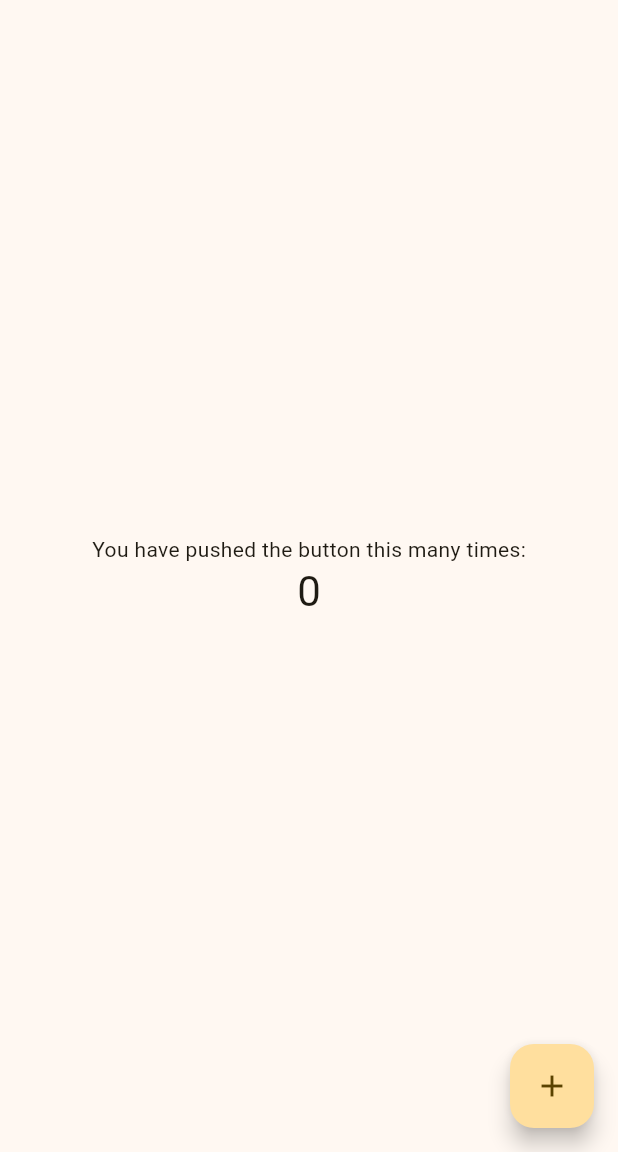
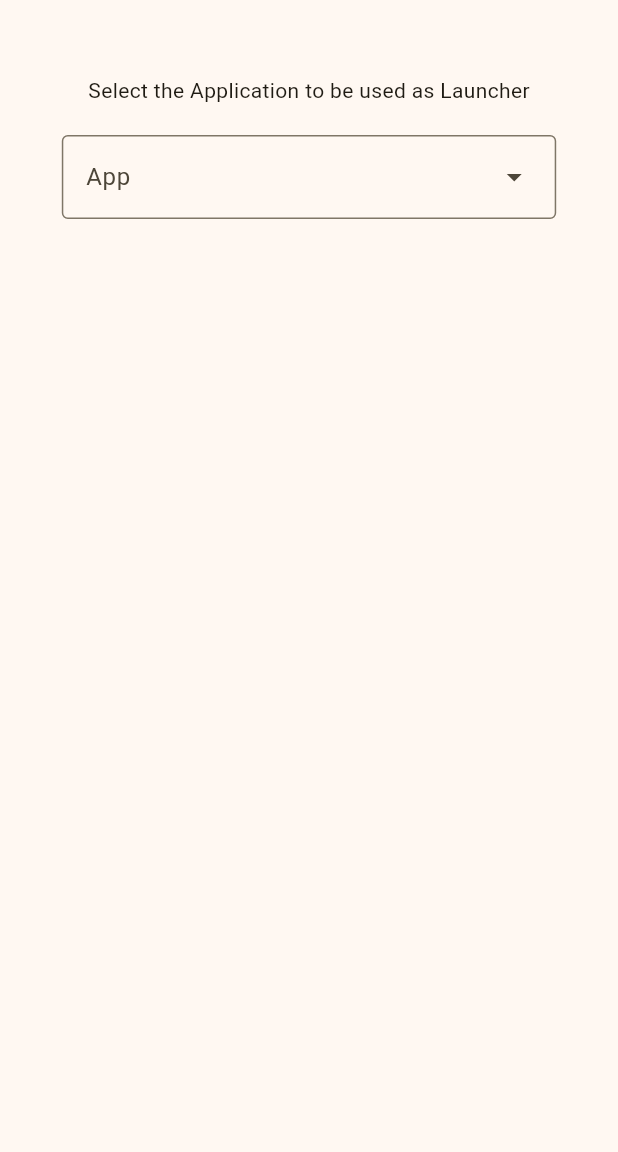
Before and after one commit to ben5311/flutter-demo, a Flutter app: the screen it shows after launch, on a phone screen of 412 x 824 dp, the part 84-1236 px from its top. Run offline on Flutter 3.47's test engine with Material 2 defaults, Android fonts, the phone set to English and light mode, and no system bars; missing offline and left inert: device_apps.

Commit message:
Create App dropdown

```diff
--- /dev/null
+++ b/lib/homepage.dart
@@ -0,0 +1,32 @@
+import 'package:flutter/material.dart';
+import 'package:launch_any_app/homepage/dropdown.dart';
+
+// This widget is the home page of your application.
+class MyHomePage extends StatelessWidget {
+  const MyHomePage({super.key, required this.title});
+
+  final String title;
+
+  @override
+  Widget build(BuildContext context) {
+    return Scaffold(
+      appBar: AppBar(
+        backgroundColor: Theme.of(context).colorScheme.inversePrimary,
+        title: Text(title),
+      ),
+      body: const Center(
+        // Center is a layout widget. It takes a single child and positions it in the middle of the parent.
+        child: Column(
+          // Column is also a layout widget. It takes a list of children and
+          // arranges them vertically. By default, it sizes itself to fit its
+          // children horizontally, and tries to be as tall as its parent.
+          mainAxisAlignment: MainAxisAlignment.start,
+          children: [
+            SizedBox(height: 50),
+            Dropdown(),
+          ],
+        ),
+      ),
+    );
+  }
+}
--- /dev/null
+++ b/lib/homepage/device_apps.dart
@@ -0,0 +1,10 @@
+import 'package:device_apps/device_apps.dart';
+
+Future<List<Application>> getDeviceApps() async {
+  List<Application> apps = await DeviceApps.getInstalledApplications(
+    includeAppIcons: true,
+    includeSystemApps: true,
+    onlyAppsWithLaunchIntent: true,
+  );
+  return apps;
+}
--- /dev/null
+++ b/lib/homepage/dropdown.dart
@@ -0,0 +1,60 @@
+import 'package:device_apps/device_apps.dart';
+import 'package:flutter/material.dart';
+import 'package:launch_any_app/homepage/device_apps.dart';
+import 'package:launch_any_app/layout/container.dart';
+
+class Dropdown extends StatefulWidget {
+  const Dropdown({super.key});
+
+  @override
+  State<Dropdown> createState() => _DropdownState();
+}
+
+class _DropdownState extends State<Dropdown> {
+  final TextEditingController appController = TextEditingController();
+  Application? selectedApp;
+
+  @override
+  // This method is rerun every time setState is called, for instance as done
+  // by the _incrementCounter method above.
+  Widget build(BuildContext context) {
+    return FutureBuilder<List<DropdownMenuEntry<Application>>>(
+        future: buildDropdonEntries(),
+        builder: (context, AsyncSnapshot<List<DropdownMenuEntry<Application>>> snapshot) {
+          if (snapshot.hasData) {
+            return Column(
+              children: [
+                padded(const Text("Select the Application to be used as Launcher")),
+                DropdownMenu<Application>(
+                  width: MediaQuery.of(context).size.width * 0.8,
+                  menuHeight: MediaQuery.of(context).size.height * 0.5,
+                  //initialSelection: ColorLabel.green,
+                  controller: appController,
+                  label: const Text('App'),
+                  dropdownMenuEntries: snapshot.data!,
+                  onSelected: (Application? app) {
+                    setState(() => selectedApp = app);
+                  },
+                )
+              ],
+            );
+          } else {
+            return const CircularProgressIndicator();
+          }
+        });
+  }
+}
+
+Future<List<DropdownMenuEntry<Application>>> buildDropdonEntries() async {
+  final apps = await getDeviceApps();
+  final entries =
+      apps.map((app) => DropdownMenuEntry(value: app, label: app.appName, leadingIcon: getAppIcon(app))).toList();
+  return entries;
+}
+
+Widget? getAppIcon(Application app) {
+  if (app is ApplicationWithIcon) {
+    return Image.memory(app.icon, width: 32, height: 32);
+  }
+  return null;
+}
--- /dev/null
+++ b/lib/layout/container.dart
@@ -0,0 +1,8 @@
+import 'package:flutter/material.dart';
+
+Widget padded(Widget child) {
+  return Container(
+    margin: const EdgeInsets.only(bottom: 20.0), // Add spacing between Child 1 and Child 2
+    child: child,
+  );
+}
--- a/lib/main.dart
+++ b/lib/main.dart
@@ -1,5 +1,6 @@
 import 'package:flutter/material.dart';
-import 'package:device_apps/device_apps.dart';
+
+import 'homepage.dart';
 
 void main() {
   runApp(const MyApp());
@@ -21,101 +22,3 @@ class MyApp extends StatelessWidget {
     );
   }
 }
-
-class MyHomePage extends StatefulWidget {
-  const MyHomePage({super.key, required this.title});
-
-  // This widget is the home page of your application. It is stateful, meaning
-  // that it has a State object (defined below) that contains fields that affect
-  // how it looks.
-
-  // This class is the configuration for the state. It holds the values (in this
-  // case the title) provided by the parent (in this case the App widget) and
-  // used by the build method of the State. Fields in a Widget subclass are
-  // always marked "final".
-
-  final String title;
-
-  @override
-  State<MyHomePage> createState() => _MyHomePageState();
-}
-
-class _MyHomePageState extends State<MyHomePage> {
-  int _counter = 0;
-
-  void _incrementCounter() {
-    setState(() {
-      // This call to setState tells the Flutter framework that something has
-      // changed in this State, which causes it to rerun the build method below
-      // so that the display can reflect the updated values. If we changed
-      // _counter without calling setState(), then the build method would not be
-      // called again, and so nothing would appear to happen.
-      _counter++;
-    });
-  }
-
-  @override
-  Widget build(BuildContext context) {
-    // This method is rerun every time setState is called, for instance as done
-    // by the _incrementCounter method above.
-    //
-    // The Flutter framework has been optimized to make rerunning build methods
-    // fast, so that you can just rebuild anything that needs updating rather
-    // than having to individually change instances of widgets.
-    return Scaffold(
-      appBar: AppBar(
-        // TRY THIS: Try changing the color here to a specific color (to
-        // Colors.amber, perhaps?) and trigger a hot reload to see the AppBar
-        // change color while the other colors stay the same.
-        backgroundColor: Theme.of(context).colorScheme.inversePrimary,
-        // Here we take the value from the MyHomePage object that was created by
-        // the App.build method, and use it to set our appbar title.
-        title: Text(widget.title),
-      ),
-      body: Center(
-        // Center is a layout widget. It takes a single child and positions it
-        // in the middle of the parent.
-        child: Column(
-          // Column is also a layout widget. It takes a list of children and
-          // arranges them vertically. By default, it sizes itself to fit its
-          // children horizontally, and tries to be as tall as its parent.
-          //
-          // Column has various properties to control how it sizes itself and
-          // how it positions its children. Here we use mainAxisAlignment to
-          // center the children vertically; the main axis here is the vertical
-          // axis because Columns are vertical (the cross axis would be
-          // horizontal).
-          //
-          // TRY THIS: Invoke "debug painting" (choose the "Toggle Debug Paint"
-          // action in the IDE, or press "p" in the console), to see the
-          // wireframe for each widget.
-          mainAxisAlignment: MainAxisAlignment.center,
-          children: <Widget>[
-            const Text(
-              'You have pushed the button this many times:',
-            ),
-            Text(
-              '$_counter',
-              style: Theme.of(context).textTheme.headlineMedium,
-            ),
-          ],
-        ),
-      ),
-      floatingActionButton: FloatingActionButton(
-        onPressed: _incrementCounter,
-        tooltip: 'Increment',
-        child: const Icon(Icons.add),
-      ), // This trailing comma makes auto-formatting nicer for build methods.
-    );
-  }
-}
-
-Future<List<Application>> getDeviceApps() async {
-  List<Application> apps = await DeviceApps.getInstalledApplications
-(
-    includeAppIcons: true,
-    includeSystemApps: true,
-    onlyAppsWithLaunchIntent: true,
-)
-
-}
```
Also changed, not shown: 1 other file.
